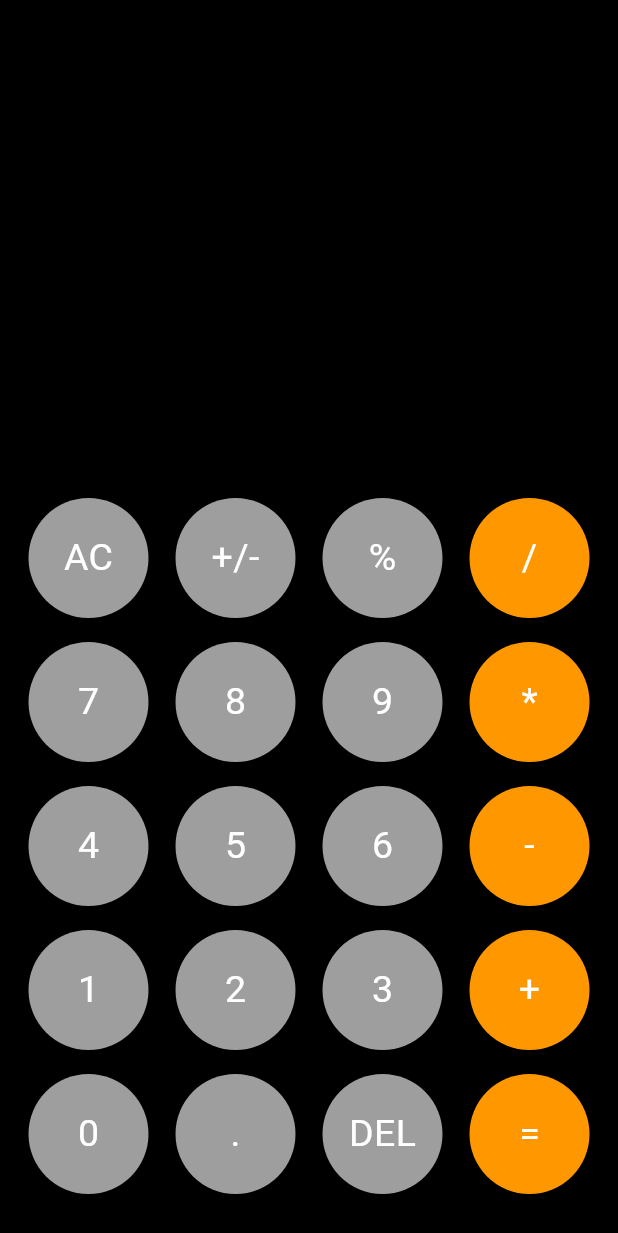
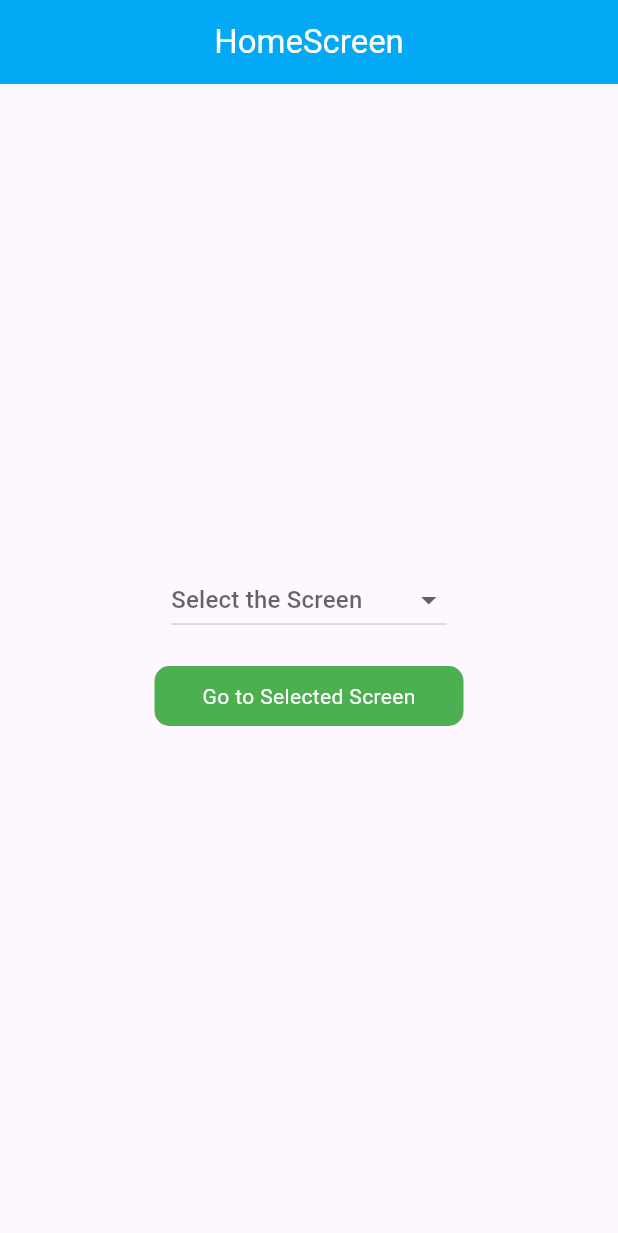
Before and after one commit to HamzaIqbalMughal/practice2-flutter, a Flutter app: the screen it shows after launch, on a phone screen of 412 x 824 dp. Shown: the top 1233 px of the screen. Run offline on Flutter 3.47's test engine with Material 2 defaults, Android fonts, the phone set to English and light mode, and no system bars; our stand-ins replace animated_text_kit, badges, fluttertoast, google_fonts, math_expressions, pin_code_fields and 1 more.

Commit message:
added Utils directory, and added routes

```diff
--- /dev/null
+++ b/lib/Utils/route_names.dart
@@ -0,0 +1,7 @@
+class RouteName {
+  static const String animatedTextScreen = 'AnimatedTextScreen';
+  static const String calculatorScreen = 'CalculatorScreen';
+  static const String pincodeScreen = 'PinCodeScreen';
+  static const String screen1 = 'Screen1';
+  static const String homeScreen = 'HomeScreen';
+}
--- /dev/null
+++ b/lib/Utils/routes.dart
@@ -0,0 +1,35 @@
+import 'package:flutter/cupertino.dart';
+import 'package:flutter/material.dart';
+import 'package:practice2/Utils/route_names.dart';
+import 'package:practice2/Views/Screen1.dart';
+import 'package:practice2/Views/animated_text_screen.dart';
+import 'package:practice2/Views/calculator_screen.dart';
+import 'package:practice2/Views/home_screen.dart';
+import 'package:practice2/Views/pincode_screen.dart';
+
+class Routes {
+  static Route<dynamic> generateRoute(RouteSettings routeSettings) {
+    switch (routeSettings.name) {
+      case RouteName.homeScreen:
+        return MaterialPageRoute(builder: (context) => HomeScreen());
+      case RouteName.screen1:
+        return MaterialPageRoute(builder: (context) => Screen1());
+      case RouteName.pincodeScreen:
+        return MaterialPageRoute(builder: (context) => PinCodeScreen());
+      case RouteName.animatedTextScreen:
+        return MaterialPageRoute(builder: (context) => AnimatedTextScreen());
+      case RouteName.calculatorScreen:
+        return MaterialPageRoute(builder: (context) => CalculatorScreen());
+      default:
+        return MaterialPageRoute(
+          builder: (context) {
+            return Scaffold(
+              body: Center(
+                child: Text('No Route Defined'),
+              ),
+            );
+          },
+        );
+    }
+  }
+}
--- /dev/null
+++ b/lib/Views/home_screen.dart
@@ -0,0 +1,121 @@
+import 'package:flutter/material.dart';
+import 'package:fluttertoast/fluttertoast.dart';
+import 'package:practice2/Utils/route_names.dart';
+
+class HomeScreen extends StatefulWidget {
+  const HomeScreen({super.key});
+
+  @override
+  State<HomeScreen> createState() => _HomeScreenState();
+}
+
+class _HomeScreenState extends State<HomeScreen> {
+
+  List<ScreenModel> screensList = [];
+
+  var selectedValue;
+  late String selectedRoute;
+
+  void populateScreenList() {
+    screensList.clear();
+    screensList.add(ScreenModel(id: 1, screenName: 'Screen 1'));
+    screensList.add(ScreenModel(id: 2, screenName: 'Pincode Screen'));
+    screensList.add(ScreenModel(id: 3, screenName: 'Animated Text Screen'));
+    screensList.add(ScreenModel(id: 4, screenName: 'Calculator Screen'));
+  }
+
+  @override
+  Widget build(BuildContext context) {
+    populateScreenList();
+    return Scaffold(
+      appBar: AppBar(
+        title: Text(
+          'HomeScreen',
+          style: TextStyle(color: Colors.white),
+        ),
+        backgroundColor: Colors.lightBlue,
+        centerTitle: true,
+      ),
+      body: SafeArea(
+        child: Center(
+          child: Column(
+            mainAxisAlignment: MainAxisAlignment.center,
+            crossAxisAlignment: CrossAxisAlignment.center,
+            children: [
+              DropdownButton(
+                value: selectedValue,
+                hint: Text('Select the Screen'),
+                items: screensList.map((e) {
+                  return DropdownMenuItem(
+                    value: e.id.toString(),
+                    child: Text(e.screenName.toString()),
+                  );
+                }).toList(),
+                onChanged: (value) {
+                  selectedValue = value;
+                  setState(() {});
+                },
+                // items: [
+                //   DropdownMenuItem(
+                //     value: screensList[],
+                //       child: Text('data')
+                //   )
+                // ],
+              ),
+              InkWell(
+                onTap: () {
+                  if (selectedValue == null) {
+                    // Fluttertoast.showToast(msg: 'Please select any screen.');
+                    print('Please Select any Screen');
+                  } else {
+                    switch (selectedValue) {
+                      case '1':
+                        selectedRoute = RouteName.screen1;
+                        break;
+                      case '2':
+                        selectedRoute = RouteName.pincodeScreen;
+                        break;
+                      case '3':
+                        selectedRoute = RouteName.animatedTextScreen;
+                        break;
+                      case '4':
+                        selectedRoute = RouteName.calculatorScreen;
+                        break;
+                    }
+                    Navigator.pushNamed(context, selectedRoute,
+                        arguments: {
+                          'name' : 'Hamza Iqbal',
+                          'age' : 25
+                        }
+                    );
+                  }
+                },
+                child: Container(
+                  margin: EdgeInsets.all(20),
+                  height: 40,
+                  width: MediaQuery.of(context).size.width * 0.5,
+                  decoration: BoxDecoration(
+                    color: Colors.green,
+                    borderRadius: BorderRadius.circular(10),
+                  ),
+                  child: Center(
+                      child: Text(
+                    'Go to Selected Screen',
+                    style: TextStyle(color: Colors.white),
+                  )),
+                ),
+              )
+            ],
+          ),
+        ),
+      ),
+    );
+  }
+}
+
+class ScreenModel {
+  final int id;
+  final String screenName;
+
+  ScreenModel({required this.id, required this.screenName});
+}
--- a/lib/main.dart
+++ b/lib/main.dart
@@ -1,8 +1,12 @@
 import 'package:flutter/material.dart';
-import 'package:practice2/AnimatedTextScreen.dart';
-import 'package:practice2/CalculatorScreen.dart';
-import 'package:practice2/pincodeScreen.dart';
-import 'package:practice2/screen1.dart';
+import 'package:practice2/Views/animated_text_screen.dart';
+import 'package:practice2/Views/home_screen.dart';
+import 'package:practice2/Views/pincode_screen.dart';
+import 'package:practice2/Utils/routes.dart';
+import 'package:practice2/Utils/route_names.dart';
+
+import 'Utils/route_names.dart';
+import 'Views/calculator_screen.dart';
 
 void main() {
   runApp(const MyApp());
@@ -21,9 +25,12 @@ class MyApp extends StatelessWidget {
       ),
       title: 'Flutter Demo',
       // home: Screen1(),
+
       // home: AnimatedTextScreen(),
       // home: PinCodeScreen(),
-      home: CalculatorScreen(),
+      // home: HomeScreen(),
+      initialRoute: RouteName.homeScreen,
+      onGenerateRoute: Routes.generateRoute,
     );
   }
 }
--- a/pubspec.yaml
+++ b/pubspec.yaml
@@ -41,6 +41,7 @@ dependencies:
   google_fonts: ^6.1.0
   pin_code_fields: ^8.0.1
   math_expressions: ^2.4.0
+  fluttertoast: ^8.2.2
 
 dev_dependencies:
   flutter_test:
```
Also changed, not shown: lib/Views/Screen1.dart (renamed from lib/Screen1.dart), lib/Views/animated_text_screen.dart (renamed from lib/AnimatedTextScreen.dart), lib/Views/calculator_screen.dart (renamed from lib/CalculatorScreen.dart), lib/Views/pincode_screen.dart (renamed from lib/pincodeScreen.dart), pubspec.lock, 1 other file.
